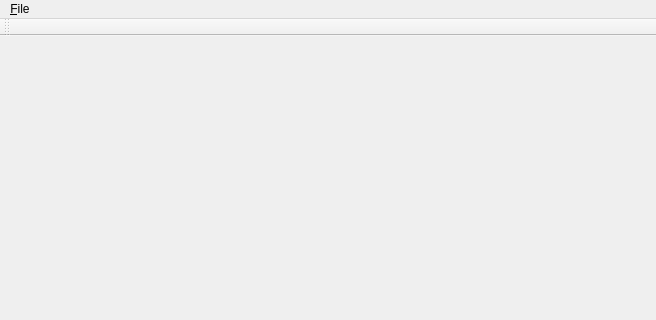
First picture: the form in gui/main_ui.ui, repository vangeytedvg/DoDaGoogle, before the edit; both pictures show x 0 to 656 and y 0 to 320 of the 656 by 475 pixel window.
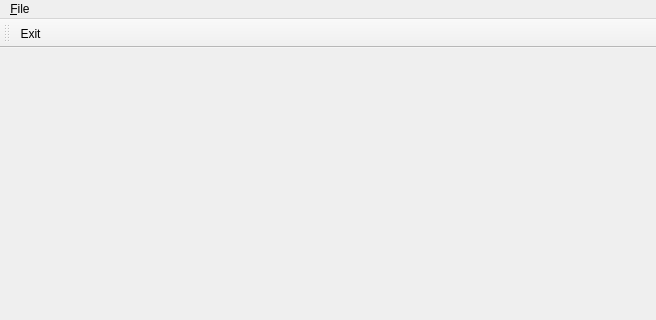
Second picture: the form after the edit. Icons and pictures are not drawn.

```diff
--- a/gui/main_ui.ui
+++ b/gui/main_ui.ui
@@ -45,6 +45,7 @@
    <attribute name="toolBarBreak">
     <bool>false</bool>
    </attribute>
+   <addaction name="actionE_xit"/>
   </widget>
   <action name="actionE_xit">
    <property name="text">
```
Left out of the diff: 6 changed lines with no effect on the pictures.
